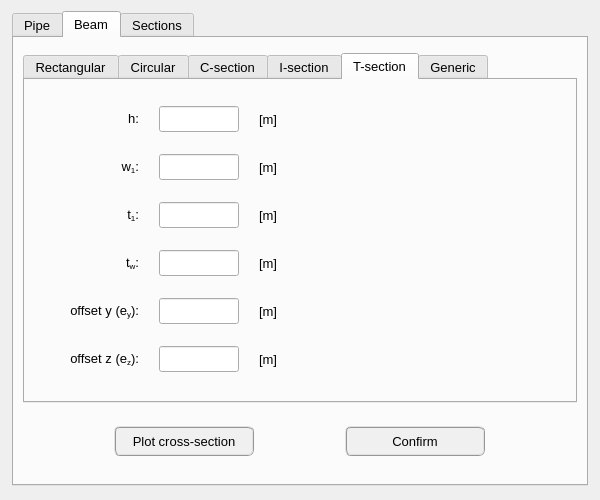
Qt form pulse/interface/ui_files/model/setup/general/cross_section_widget.ui (open-pulse/OpenPulse) before a commit.
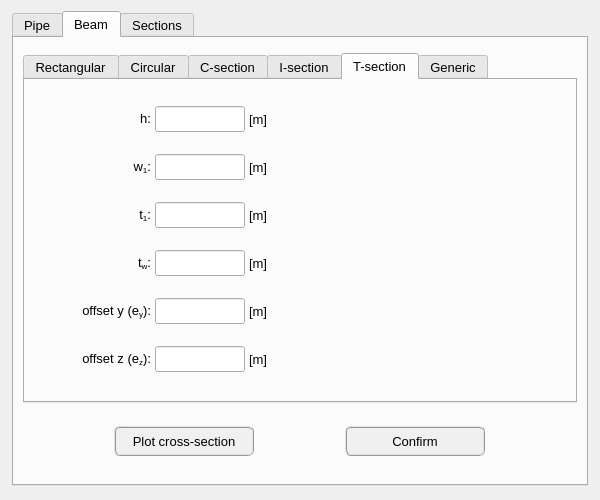
The same form after that commit. The open tabs and pages were chosen to show the change. Icons and pictures are not drawn.

```diff
--- a/pulse/interface/ui_files/model/setup/general/cross_section_widget.ui
+++ b/pulse/interface/ui_files/model/setup/general/cross_section_widget.ui
@@ -6040,288 +6040,30 @@
               <property name="spacing">
                <number>4</number>
               </property>
-              <item row="0" column="0">
-               <widget class="QLabel" name="label_87">
-                <property name="minimumSize">
-                 <size>
-                  <width>90</width>
-                  <height>26</height>
-                 </size>
+              <item row="0" column="4">
+               <spacer name="horizontalSpacer_12">
+                <property name="orientation">
+                 <enum>Qt::Horizontal</enum>
                 </property>
-                <property name="maximumSize">
+                <property name="sizeHint" stdset="0">
                  <size>
-                  <width>90</width>
-                  <height>26</height>
+                  <width>40</width>
+                  <height>20</height>
                  </size>
                 </property>
-                <property name="text">
-                 <string>&lt;html&gt;&lt;head/&gt;&lt;body&gt;&lt;p align=&quot;right&quot;&gt;h:&lt;/p&gt;&lt;/body&gt;&lt;/html&gt;</string>
-                </property>
-                <property name="alignment">
-                 <set>Qt::AlignCenter</set>
-                </property>
-               </widget>
+               </spacer>
               </item>
-              <item row="0" column="1">
-               <widget class="QLineEdit" name="lineEdit_height_T_section">
-                <property name="minimumSize">
-                 <size>
-                  <width>0</width>
-                  <height>26</height>
-                 </size>
-                </property>
-                <property name="maximumSize">
-                 <size>
-                  <width>80</width>
-                  <height>26</height>
-                 </size>
-                </property>
-                <property name="sizeIncrement">
-                 <size>
-                  <width>80</width>
-                  <height>26</height>
-                 </size>
-                </property>
-                <property name="font">
-                 <font>
-                  <pointsize>10</pointsize>
-                 </font>
-                </property>
-                <property name="focusPolicy">
-                 <enum>Qt::StrongFocus</enum>
-                </property>
-                <property name="styleSheet">
-                 <string notr="true">color: rgb(255, 0, 0);</string>
-                </property>
-                <property name="alignment">
-                 <set>Qt::AlignCenter</set>
-                </property>
-                <property name="clearButtonEnabled">
-                 <bool>true</bool>
-                </property>
-               </widget>
-              </item>
-              <item row="0" column="2">
-               <widget class="QLabel" name="label_152">
-                <property name="minimumSize">
-                 <size>
-                  <width>35</width>
-                  <height>26</height>
-                 </size>
-                </property>
-                <property name="maximumSize">
-                 <size>
-                  <width>35</width>
-                  <height>26</height>
-                 </size>
-                </property>
-                <property name="text">
-                 <string>[m]</string>
-                </property>
-                <property name="alignment">
-                 <set>Qt::AlignLeading|Qt::AlignLeft|Qt::AlignVCenter</set>
-                </property>
-               </widget>
-              </item>
-              <item row="1" column="0">
-               <widget class="QLabel" name="label_83">
-                <property name="minimumSize">
-                 <size>
-                  <width>90</width>
-                  <height>26</height>
-                 </size>
-                </property>
-                <property name="maximumSize">
-                 <size>
-                  <width>90</width>
-                  <height>26</height>
-                 </size>
-                </property>
-                <property name="text">
-                 <string>&lt;html&gt;&lt;head/&gt;&lt;body&gt;&lt;p align=&quot;right&quot;&gt;w&lt;span style=&quot; vertical-align:sub;&quot;&gt;1&lt;/span&gt;:&lt;/p&gt;&lt;/body&gt;&lt;/html&gt;</string>
-                </property>
-                <property name="alignment">
-                 <set>Qt::AlignCenter</set>
-                </property>
-               </widget>
-              </item>
-              <item row="1" column="1">
-               <widget class="QLineEdit" name="lineEdit_w1_T_section">
-                <property name="minimumSize">
-                 <size>
-                  <width>0</width>
-                  <height>24</height>
-                 </size>
-                </property>
-                <property name="maximumSize">
-                 <size>
-                  <width>80</width>
-                  <height>26</height>
-                 </size>
-                </property>
-                <property name="sizeIncrement">
-                 <size>
-                  <width>0</width>
-                  <height>0</height>
-                 </size>
-                </property>
-                <property name="font">
-                 <font>
-                  <pointsize>10</pointsize>
-                 </font>
-                </property>
-                <property name="focusPolicy">
-                 <enum>Qt::StrongFocus</enum>
-                </property>
-                <property name="styleSheet">
-                 <string notr="true">color: rgb(255, 0, 0);</string>
-                </property>
-                <property name="alignment">
-                 <set>Qt::AlignCenter</set>
-                </property>
-                <property name="clearButtonEnabled">
-                 <bool>true</bool>
-                </property>
-               </widget>
-              </item>
-              <item row="1" column="2">
-               <widget class="QLabel" name="label_151">
-                <property name="minimumSize">
-                 <size>
-                  <width>35</width>
-                  <height>26</height>
-                 </size>
-                </property>
-                <property name="maximumSize">
-                 <size>
-                  <width>35</width>
-                  <height>26</height>
-                 </size>
-                </property>
-                <property name="text">
-                 <string>[m]</string>
-                </property>
-                <property name="alignment">
-                 <set>Qt::AlignLeading|Qt::AlignLeft|Qt::AlignVCenter</set>
-                </property>
-               </widget>
-              </item>
-              <item row="2" column="0">
-               <widget class="QLabel" name="label_81">
-                <property name="minimumSize">
-                 <size>
-                  <width>90</width>
-                  <height>26</height>
-                 </size>
-                </property>
-                <property name="maximumSize">
-                 <size>
-                  <width>90</width>
-                  <height>26</height>
-                 </size>
-                </property>
-                <property name="text">
-                 <string>&lt;html&gt;&lt;head/&gt;&lt;body&gt;&lt;p align=&quot;right&quot;&gt;t&lt;span style=&quot; vertical-align:sub;&quot;&gt;1&lt;/span&gt;:&lt;/p&gt;&lt;/body&gt;&lt;/html&gt;</string>
-                </property>
-                <property name="alignment">
-                 <set>Qt::AlignCenter</set>
-                </property>
-               </widget>
-              </item>
-              <item row="2" column="1">
-               <widget class="QLineEdit" name="lineEdit_t1_T_section">
-                <property name="minimumSize">
-                 <size>
-                  <width>0</width>
-                  <height>24</height>
-                 </size>
-                </property>
-                <property name="maximumSize">
-                 <size>
-                  <width>80</width>
-                  <height>26</height>
-                 </size>
-                </property>
-                <property name="sizeIncrement">
-                 <size>
-                  <width>0</width>
-                  <height>0</height>
-                 </size>
-                </property>
-                <property name="font">
-                 <font>
-                  <pointsize>10</pointsize>
-                 </font>
-                </property>
-                <property name="focusPolicy">
-                 <enum>Qt::StrongFocus</enum>
-                </property>
-                <property name="styleSheet">
-                 <string notr="true">color: rgb(255, 0, 0);</string>
-                </property>
-                <property name="alignment">
-                 <set>Qt::AlignCenter</set>
-                </property>
-                <property name="clearButtonEnabled">
-                 <bool>true</bool>
-                </property>
-               </widget>
-              </item>
-              <item row="2" column="2">
-               <widget class="QLabel" name="label_145">
-                <property name="minimumSize">
-                 <size>
-                  <width>35</width>
-                  <height>26</height>
-                 </size>
-                </property>
-                <property name="maximumSize">
-                 <size>
-                  <width>35</width>
-                  <height>26</height>
-                 </size>
-                </property>
-                <property name="text">
-                 <string>[m]</string>
-                </property>
-                <property name="alignment">
-                 <set>Qt::AlignLeading|Qt::AlignLeft|Qt::AlignVCenter</set>
-                </property>
-               </widget>
-              </item>
-              <item row="3" column="0">
-               <widget class="QLabel" name="label_85">
-                <property name="minimumSize">
-                 <size>
-                  <width>90</width>
-                  <height>26</height>
-                 </size>
-                </property>
-                <property name="maximumSize">
-                 <size>
-                  <width>90</width>
-                  <height>26</height>
-                 </size>
-                </property>
-                <property name="text">
-                 <string>&lt;html&gt;&lt;head/&gt;&lt;body&gt;&lt;p align=&quot;right&quot;&gt;t&lt;span style=&quot; vertical-align:sub;&quot;&gt;w&lt;/span&gt;:&lt;/p&gt;&lt;/body&gt;&lt;/html&gt;</string>
-                </property>
-                <property name="alignment">
-                 <set>Qt::AlignCenter</set>
-                </property>
-               </widget>
-              </item>
-              <item row="3" column="1">
+              <item row="3" column="2">
                <widget class="QLineEdit" name="lineEdit_tw_T_section">
                 <property name="minimumSize">
                  <size>
-                  <width>0</width>
+                  <width>90</width>
                   <height>24</height>
                  </size>
                 </property>
                 <property name="maximumSize">
                  <size>
-                  <width>80</width>
+                  <width>90</width>
                   <height>26</height>
                  </size>
                 </property>
@@ -6350,8 +6092,35 @@
                 </property>
                </widget>
               </item>
-              <item row="3" column="2">
-               <widget class="QLabel" name="label_153">
+              <item row="3" column="1">
+               <widget class="QLabel" name="label_85">
+                <property name="minimumSize">
+                 <size>
+                  <width>90</width>
+                  <height>26</height>
+                 </size>
+                </property>
+                <property name="maximumSize">
+                 <size>
+                  <width>90</width>
+                  <height>26</height>
+                 </size>
+                </property>
+                <property name="font">
+                 <font>
+                  <pointsize>10</pointsize>
+                 </font>
+                </property>
+                <property name="text">
+                 <string>&lt;html&gt;&lt;head/&gt;&lt;body&gt;&lt;p align=&quot;right&quot;&gt;t&lt;span style=&quot; vertical-align:sub;&quot;&gt;w&lt;/span&gt;:&lt;/p&gt;&lt;/body&gt;&lt;/html&gt;</string>
+                </property>
+                <property name="alignment">
+                 <set>Qt::AlignCenter</set>
+                </property>
+               </widget>
+              </item>
+              <item row="2" column="3">
+               <widget class="QLabel" name="label_145">
                 <property name="minimumSize">
                  <size>
                   <width>35</width>
@@ -6372,7 +6141,7 @@
                 </property>
                </widget>
               </item>
-              <item row="4" column="0">
+              <item row="4" column="1">
                <widget class="QLabel" name="label_148">
                 <property name="minimumSize">
                  <size>
@@ -6386,6 +6155,11 @@
                   <height>26</height>
                  </size>
                 </property>
+                <property name="font">
+                 <font>
+                  <pointsize>10</pointsize>
+                 </font>
+                </property>
                 <property name="text">
                  <string>&lt;html&gt;&lt;head/&gt;&lt;body&gt;&lt;p align=&quot;right&quot;&gt;offset y (e&lt;span style=&quot; vertical-align:sub;&quot;&gt;y&lt;/span&gt;):&lt;/p&gt;&lt;/body&gt;&lt;/html&gt;</string>
                 </property>
@@ -6394,17 +6168,39 @@
                 </property>
                </widget>
               </item>
-              <item row="4" column="1">
+              <item row="3" column="3">
+               <widget class="QLabel" name="label_153">
+                <property name="minimumSize">
+                 <size>
+                  <width>35</width>
+                  <height>26</height>
+                 </size>
+                </property>
+                <property name="maximumSize">
+                 <size>
+                  <width>35</width>
+                  <height>26</height>
+                 </size>
+                </property>
+                <property name="text">
+                 <string>[m]</string>
+                </property>
+                <property name="alignment">
+                 <set>Qt::AlignLeading|Qt::AlignLeft|Qt::AlignVCenter</set>
+                </property>
+               </widget>
+              </item>
+              <item row="4" column="2">
                <widget class="QLineEdit" name="lineEdit_offsety_T_section">
                 <property name="minimumSize">
                  <size>
-                  <width>80</width>
+                  <width>90</width>
                   <height>26</height>
                  </size>
                 </property>
                 <property name="maximumSize">
                  <size>
-                  <width>80</width>
+                  <width>90</width>
                   <height>26</height>
                  </size>
                 </property>
@@ -6427,61 +6223,17 @@
                 </property>
                </widget>
               </item>
-              <item row="4" column="2">
-               <widget class="QLabel" name="label_144">
-                <property name="minimumSize">
-                 <size>
-                  <width>35</width>
-                  <height>26</height>
-                 </size>
-                </property>
-                <property name="maximumSize">
-                 <size>
-                  <width>35</width>
-                  <height>26</height>
-                 </size>
-                </property>
-                <property name="text">
-                 <string>[m]</string>
-                </property>
-                <property name="alignment">
-                 <set>Qt::AlignLeading|Qt::AlignLeft|Qt::AlignVCenter</set>
-                </property>
-               </widget>
-              </item>
-              <item row="5" column="0">
-               <widget class="QLabel" name="label_149">
-                <property name="minimumSize">
-                 <size>
-                  <width>90</width>
-                  <height>26</height>
-                 </size>
-                </property>
-                <property name="maximumSize">
-                 <size>
-                  <width>90</width>
-                  <height>26</height>
-                 </size>
-                </property>
-                <property name="text">
-                 <string>&lt;html&gt;&lt;head/&gt;&lt;body&gt;&lt;p align=&quot;right&quot;&gt;offset z (e&lt;span style=&quot; vertical-align:sub;&quot;&gt;z&lt;/span&gt;):&lt;/p&gt;&lt;/body&gt;&lt;/html&gt;</string>
-                </property>
-                <property name="alignment">
-                 <set>Qt::AlignRight|Qt::AlignTrailing|Qt::AlignVCenter</set>
-                </property>
-               </widget>
-              </item>
-              <item row="5" column="1">
+              <item row="5" column="2">
                <widget class="QLineEdit" name="lineEdit_offsetz_T_section">
                 <property name="minimumSize">
                  <size>
-                  <width>80</width>
+                  <width>90</width>
                   <height>26</height>
                  </size>
                 </property>
                 <property name="maximumSize">
                  <size>
-                  <width>80</width>
+                  <width>90</width>
                   <height>26</height>
                  </size>
                 </property>
@@ -6504,7 +6256,7 @@
                 </property>
                </widget>
               </item>
-              <item row="5" column="2">
+              <item row="5" column="3">
                <widget class="QLabel" name="label_143">
                 <property name="minimumSize">
                  <size>
@@ -6526,6 +6278,310 @@
                 </property>
                </widget>
               </item>
+              <item row="4" column="3">
+               <widget class="QLabel" name="label_144">
+                <property name="minimumSize">
+                 <size>
+                  <width>35</width>
+                  <height>26</height>
+                 </size>
+                </property>
+                <property name="maximumSize">
+                 <size>
+                  <width>35</width>
+                  <height>26</height>
+                 </size>
+                </property>
+                <property name="text">
+                 <string>[m]</string>
+                </property>
+                <property name="alignment">
+                 <set>Qt::AlignLeading|Qt::AlignLeft|Qt::AlignVCenter</set>
+                </property>
+               </widget>
+              </item>
+              <item row="5" column="1">
+               <widget class="QLabel" name="label_149">
+                <property name="minimumSize">
+                 <size>
+                  <width>90</width>
+                  <height>26</height>
+                 </size>
+                </property>
+                <property name="maximumSize">
+                 <size>
+                  <width>90</width>
+                  <height>26</height>
+                 </size>
+                </property>
+                <property name="font">
+                 <font>
+                  <pointsize>10</pointsize>
+                 </font>
+                </property>
+                <property name="text">
+                 <string>&lt;html&gt;&lt;head/&gt;&lt;body&gt;&lt;p align=&quot;right&quot;&gt;offset z (e&lt;span style=&quot; vertical-align:sub;&quot;&gt;z&lt;/span&gt;):&lt;/p&gt;&lt;/body&gt;&lt;/html&gt;</string>
+                </property>
+                <property name="alignment">
+                 <set>Qt::AlignRight|Qt::AlignTrailing|Qt::AlignVCenter</set>
+                </property>
+               </widget>
+              </item>
+              <item row="0" column="1">
+               <widget class="QLabel" name="label_87">
+                <property name="minimumSize">
+                 <size>
+                  <width>90</width>
+                  <height>26</height>
+                 </size>
+                </property>
+                <property name="maximumSize">
+                 <size>
+                  <width>90</width>
+                  <height>26</height>
+                 </size>
+                </property>
+                <property name="font">
+                 <font>
+                  <pointsize>10</pointsize>
+                 </font>
+                </property>
+                <property name="text">
+                 <string>&lt;html&gt;&lt;head/&gt;&lt;body&gt;&lt;p align=&quot;right&quot;&gt;h:&lt;/p&gt;&lt;/body&gt;&lt;/html&gt;</string>
+                </property>
+                <property name="alignment">
+                 <set>Qt::AlignCenter</set>
+                </property>
+               </widget>
+              </item>
+              <item row="0" column="3">
+               <widget class="QLabel" name="label_152">
+                <property name="minimumSize">
+                 <size>
+                  <width>35</width>
+                  <height>26</height>
+                 </size>
+                </property>
+                <property name="maximumSize">
+                 <size>
+                  <width>35</width>
+                  <height>26</height>
+                 </size>
+                </property>
+                <property name="text">
+                 <string>[m]</string>
+                </property>
+                <property name="alignment">
+                 <set>Qt::AlignLeading|Qt::AlignLeft|Qt::AlignVCenter</set>
+                </property>
+               </widget>
+              </item>
+              <item row="0" column="2">
+               <widget class="QLineEdit" name="lineEdit_height_T_section">
+                <property name="minimumSize">
+                 <size>
+                  <width>90</width>
+                  <height>26</height>
+                 </size>
+                </property>
+                <property name="maximumSize">
+                 <size>
+                  <width>90</width>
+                  <height>26</height>
+                 </size>
+                </property>
+                <property name="sizeIncrement">
+                 <size>
+                  <width>0</width>
+                  <height>0</height>
+                 </size>
+                </property>
+                <property name="font">
+                 <font>
+                  <pointsize>10</pointsize>
+                 </font>
+                </property>
+                <property name="focusPolicy">
+                 <enum>Qt::StrongFocus</enum>
+                </property>
+                <property name="styleSheet">
+                 <string notr="true">color: rgb(255, 0, 0);</string>
+                </property>
+                <property name="alignment">
+                 <set>Qt::AlignCenter</set>
+                </property>
+                <property name="clearButtonEnabled">
+                 <bool>true</bool>
+                </property>
+               </widget>
+              </item>
+              <item row="1" column="3">
+               <widget class="QLabel" name="label_151">
+                <property name="minimumSize">
+                 <size>
+                  <width>35</width>
+                  <height>26</height>
+                 </size>
+                </property>
+                <property name="maximumSize">
+                 <size>
+                  <width>35</width>
+                  <height>26</height>
+                 </size>
+                </property>
+                <property name="text">
+                 <string>[m]</string>
+                </property>
+                <property name="alignment">
+                 <set>Qt::AlignLeading|Qt::AlignLeft|Qt::AlignVCenter</set>
+                </property>
+               </widget>
+              </item>
+              <item row="1" column="2">
+               <widget class="QLineEdit" name="lineEdit_w1_T_section">
+                <property name="minimumSize">
+                 <size>
+                  <width>90</width>
+                  <height>24</height>
+                 </size>
+                </property>
+                <property name="maximumSize">
+                 <size>
+                  <width>90</width>
+                  <height>26</height>
+                 </size>
+                </property>
+                <property name="sizeIncrement">
+                 <size>
+                  <width>0</width>
+                  <height>0</height>
+                 </size>
+                </property>
+                <property name="font">
+                 <font>
+                  <pointsize>10</pointsize>
+                 </font>
+                </property>
+                <property name="focusPolicy">
+                 <enum>Qt::StrongFocus</enum>
+                </property>
+                <property name="styleSheet">
+                 <string notr="true">color: rgb(255, 0, 0);</string>
+                </property>
+                <property name="alignment">
+                 <set>Qt::AlignCenter</set>
+                </property>
+                <property name="clearButtonEnabled">
+                 <bool>true</bool>
+                </property>
+               </widget>
+              </item>
+              <item row="1" column="1">
+               <widget class="QLabel" name="label_83">
+                <property name="minimumSize">
+                 <size>
+                  <width>90</width>
+                  <height>26</height>
+                 </size>
+                </property>
+                <property name="maximumSize">
+                 <size>
+                  <width>90</width>
+                  <height>26</height>
+                 </size>
+                </property>
+                <property name="font">
+                 <font>
+                  <pointsize>10</pointsize>
+                 </font>
+                </property>
+                <property name="text">
+                 <string>&lt;html&gt;&lt;head/&gt;&lt;body&gt;&lt;p align=&quot;right&quot;&gt;w&lt;span style=&quot; vertical-align:sub;&quot;&gt;1&lt;/span&gt;:&lt;/p&gt;&lt;/body&gt;&lt;/html&gt;</string>
+                </property>
+                <property name="alignment">
+                 <set>Qt::AlignCenter</set>
+                </property>
+               </widget>
+              </item>
+              <item row="2" column="2">
+               <widget class="QLineEdit" name="lineEdit_t1_T_section">
+                <property name="minimumSize">
+                 <size>
+                  <width>90</width>
+                  <height>24</height>
+                 </size>
+                </property>
+                <property name="maximumSize">
+                 <size>
+                  <width>90</width>
+                  <height>26</height>
+                 </size>
+                </property>
+                <property name="sizeIncrement">
+                 <size>
+                  <width>0</width>
+                  <height>0</height>
+                 </size>
+                </property>
+                <property name="font">
+                 <font>
+                  <pointsize>10</pointsize>
+                 </font>
+                </property>
+                <property name="focusPolicy">
+                 <enum>Qt::StrongFocus</enum>
+                </property>
+                <property name="styleSheet">
+                 <string notr="true">color: rgb(255, 0, 0);</string>
+                </property>
+                <property name="alignment">
+                 <set>Qt::AlignCenter</set>
+                </property>
+                <property name="clearButtonEnabled">
+                 <bool>true</bool>
+                </property>
+               </widget>
+              </item>
+              <item row="2" column="1">
+               <widget class="QLabel" name="label_81">
+                <property name="minimumSize">
+                 <size>
+                  <width>90</width>
+                  <height>26</height>
+                 </size>
+                </property>
+                <property name="maximumSize">
+                 <size>
+                  <width>90</width>
+                  <height>26</height>
+                 </size>
+                </property>
+                <property name="font">
+                 <font>
+                  <pointsize>10</pointsize>
+                 </font>
+                </property>
+                <property name="text">
+                 <string>&lt;html&gt;&lt;head/&gt;&lt;body&gt;&lt;p align=&quot;right&quot;&gt;t&lt;span style=&quot; vertical-align:sub;&quot;&gt;1&lt;/span&gt;:&lt;/p&gt;&lt;/body&gt;&lt;/html&gt;</string>
+                </property>
+                <property name="alignment">
+                 <set>Qt::AlignCenter</set>
+                </property>
+               </widget>
+              </item>
+              <item row="0" column="0">
+               <spacer name="horizontalSpacer_13">
+                <property name="orientation">
+                 <enum>Qt::Horizontal</enum>
+                </property>
+                <property name="sizeHint" stdset="0">
+                 <size>
+                  <width>40</width>
+                  <height>20</height>
+                 </size>
+                </property>
+               </spacer>
+              </item>
              </layout>
             </widget>
            </item>
```
Left out of the diff: 1650 changed lines with no effect on the pictures.
